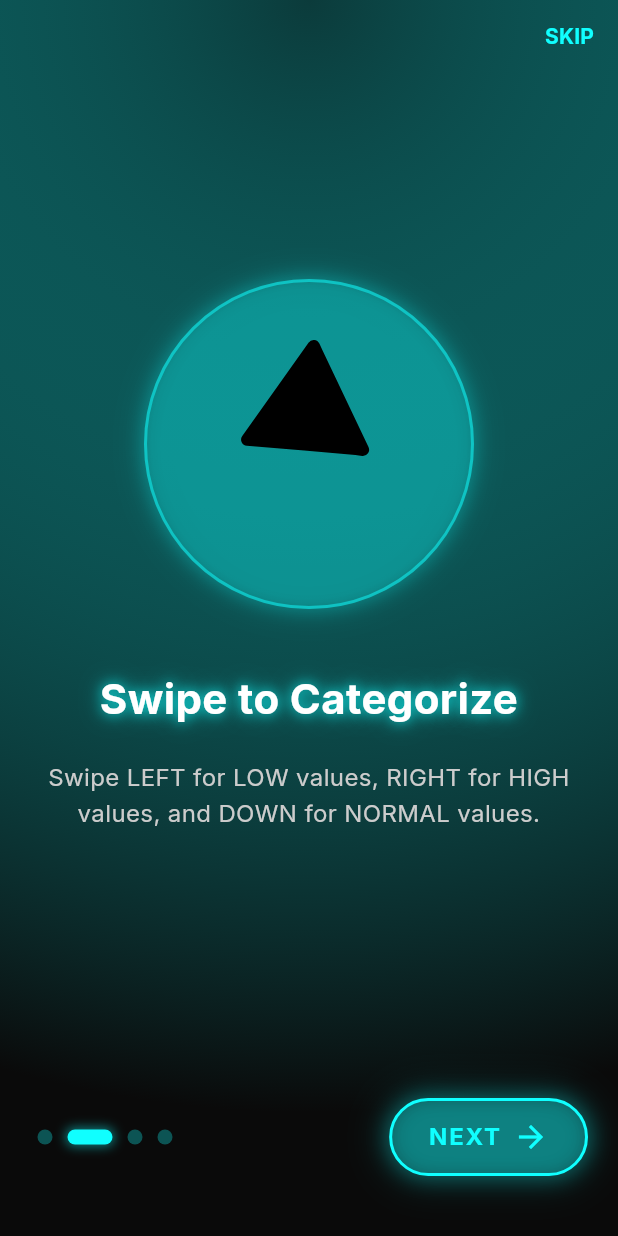
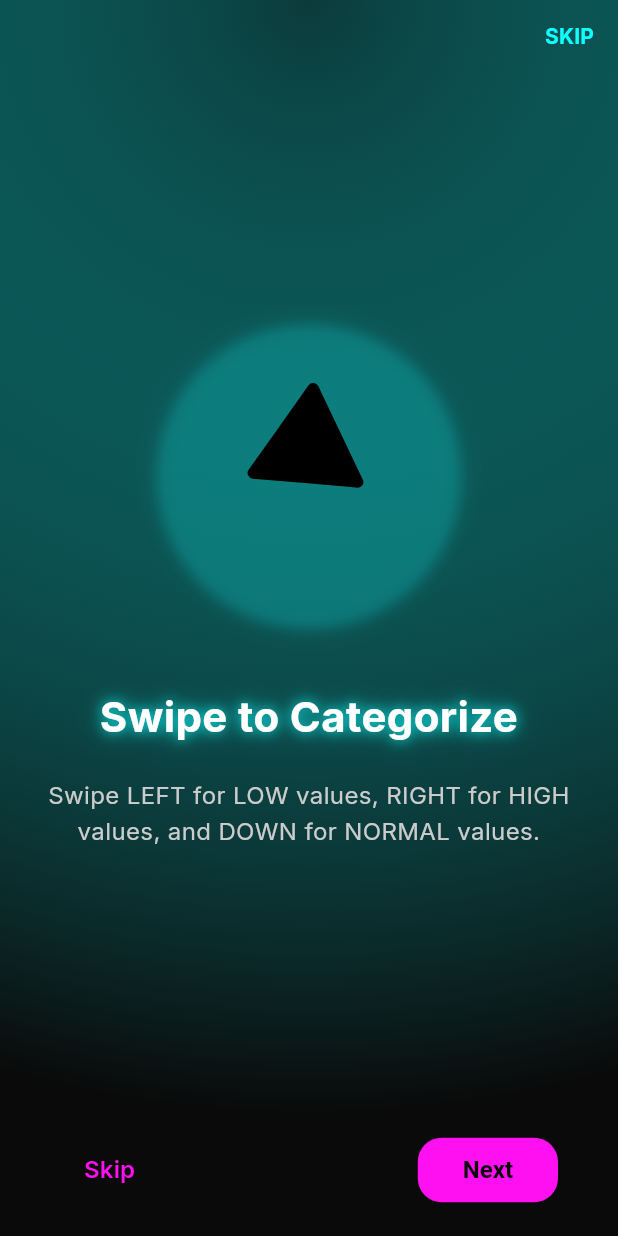
Before and after one commit to WarriorSushi/MedStreak-v2.0, a Flutter app: the screen it shows after launch, swiped to page 2, on a phone screen of 412 x 824 dp. Run offline on Flutter 3.47's test engine with Material 3 defaults, Android fonts, the phone set to English and light mode, and no system bars; our stand-ins replace audioplayers, flutter_riverpod, go_router, google_fonts, lottie, shared_preferences.

Commit message:
Fix onboarding flow bugs: Rewrite onboarding screen with proper imports and structure, implement persistent onboarding completion check, add router refresh on completion

```diff
--- a/lib/main.dart
+++ b/lib/main.dart
@@ -14,12 +14,19 @@
 import 'services/game_service.dart';
 import 'utils/theme.dart';
 
-// Define the router configuration
+// Simple direct provider for router configuration
 final routerProvider = Provider<GoRouter>((ref) {
+  // Create a direct reference to the storage service to check onboarding status
+  // This ensures we're always getting the latest value from storage
   final userProfile = ref.watch(userProfileProvider);
 
+  // Create a refresh notifier to force router refresh when needed
+  final refreshNotifier = ref.watch(routerRefreshProvider);
+
   return GoRouter(
+    refreshListenable: refreshNotifier, // Add refresh listener
     initialLocation: '/splash',
+    debugLogDiagnostics: true,
     routes: [
       GoRoute(
         path: '/splash',
@@ -50,22 +57,46 @@
         builder: (context, state) => const SoundTestScreen(),
       ),
     ],
+    // Improved redirect logic with direct storage check
     redirect: (context, state) {
-      // Handle redirections based on app state
-      if (state.fullPath == '/splash') {
-        return null; // Don't redirect splash screen
+      // Always allow splash screen
+      if (state.fullPath == '/splash') return null;
+
+      // Get onboarding status from both the provider and directly from storage
+      // This ensures we have the most up-to-date value
+      final hasCompletedOnboarding = userProfile.hasCompletedOnboarding;
+
+      // Also check storage directly as a backup
+      final onboardingCompleted = StorageService.isOnboardingCompleted();
+
+      print('ROUTER: Path=${state.fullPath}, onboarding from provider=$hasCompletedOnboarding, from storage=$onboardingCompleted');
+
+      // Use either source - if either says onboarding is complete, consider it complete
+      final isOnboardingComplete = hasCompletedOnboarding || onboardingCompleted;
+
+      // Simple redirect logic
+      if (!isOnboardingComplete) {
+        // Not completed onboarding - only allow onboarding screen
+        return state.fullPath != '/onboarding' ? '/onboarding' : null;
+      } else {
+        // Completed onboarding - don't allow going back to onboarding
+        return state.fullPath == '/onboarding' ? '/menu' : null;
       }
-
-      // If user hasn't completed onboarding, redirect to onboarding
-      if (!userProfile.hasCompletedOnboarding &&
-          state.fullPath != '/onboarding') {
-        return '/onboarding';
-      }
-
-      return null; // No redirection needed
     },
   );
 });
+
+// Add a refresh notifier to force router refresh when needed
+final routerRefreshProvider = ChangeNotifierProvider<RouterRefreshNotifier>((ref) {
+  return RouterRefreshNotifier();
+});
+
+// Simple notifier to force router refresh
+class RouterRefreshNotifier extends ChangeNotifier {
+  void refresh() {
+    notifyListeners();
+  }
+}
 
 void main() async {
   WidgetsFlutterBinding.ensureInitialized();
--- a/lib/screens/onboarding_screen.dart
+++ b/lib/screens/onboarding_screen.dart
@@ -1,8 +1,10 @@
 import 'package:flutter/material.dart';
 import 'package:flutter_riverpod/flutter_riverpod.dart';
+import 'package:go_router/go_router.dart';
 import 'package:lottie/lottie.dart';
 import '../utils/theme.dart';
 import '../notifiers/user_profile_notifier.dart';
+import '../main.dart'; // Import for routerRefreshProvider
 
 class OnboardingScreen extends ConsumerStatefulWidget {
   const OnboardingScreen({Key? key}) : super(key: key);
@@ -11,9 +13,25 @@
   ConsumerState<OnboardingScreen> createState() => _OnboardingScreenState();
 }
 
+// Define OnboardingPage class at the top level before it's used
+class OnboardingPage {
+  final String title;
+  final String description;
+  final String animation;
+  final Color color;
+
+  OnboardingPage({
+    required this.title,
+    required this.description,
+    required this.animation,
+    required this.color,
+  });
+}
+
 class _OnboardingScreenState extends ConsumerState<OnboardingScreen> {
   final PageController _pageController = PageController();
   int _currentPage = 0;
+  bool _isLoading = false;
 
   final List<OnboardingPage> _pages = [
     OnboardingPage(
@@ -76,7 +94,7 @@
                 Align(
                   alignment: Alignment.topRight,
                   child: TextButton(
-                    onPressed: _completeOnboarding,
+                    onPressed: _isLoading ? null : _completeOnboarding,
                     child: Text(
                       'SKIP',
                       style: TextStyle(
@@ -103,71 +121,8 @@
                   ),
                 ),
 
-                // Page indicator and next button
-                Container(
-                  padding: const EdgeInsets.symmetric(vertical: 40, horizontal: 20),
-                  child: Row(
-                    mainAxisAlignment: MainAxisAlignment.spaceBetween,
-                    children: [
-                      // Page indicators
-                      Row(
-                        children: List.generate(
-                          _pages.length,
-                          (index) => _buildPageIndicator(index),
-                        ),
-                      ),
-
-                      // Next/Done button
-                      GestureDetector(
-                        onTap: () {
-                          if (_currentPage == _pages.length - 1) {
-                            _completeOnboarding();
-                          } else {
-                            _pageController.nextPage(
-                              duration: const Duration(milliseconds: 500),
-                              curve: Curves.ease,
-                            );
-                          }
-                        },
-                        child: Container(
-                          padding: const EdgeInsets.symmetric(horizontal: 24, vertical: 12),
-                          decoration: BoxDecoration(
-                            color: _pages[_currentPage].color.withOpacity(0.2),
-                            borderRadius: BorderRadius.circular(30),
-                            border: Border.all(
-                              color: _pages[_currentPage].color,
-                              width: 2,
-                            ),
-                            boxShadow: AppTheme.neonShadow(
-                              _pages[_currentPage].color,
-                              intensity: 0.5,
-                            ),
-                          ),
-                          child: Row(
-                            children: [
-                              Text(
-                                _currentPage == _pages.length - 1 ? 'START' : 'NEXT',
-                                style: TextStyle(
-                                  color: _pages[_currentPage].color,
-                                  fontWeight: FontWeight.bold,
-                                  fontSize: 16,
-                                  letterSpacing: 1.2,
-                                ),
-                              ),
-                              const SizedBox(width: 8),
-                              Icon(
-                                _currentPage == _pages.length - 1
-                                    ? Icons.check_circle
-                                    : Icons.arrow_forward,
-                                color: _pages[_currentPage].color,
-                              ),
-                            ],
-                          ),
-                        ),
-                      ),
-                    ],
-                  ),
-                ),
+                // Bottom buttons
+                _buildBottomButtons(),
               ],
             ),
           ),
@@ -178,27 +133,27 @@
 
   Widget _buildPage(OnboardingPage page) {
     return Padding(
-      padding: const EdgeInsets.symmetric(horizontal: 24),
+      padding: const EdgeInsets.symmetric(horizontal: 30),
       child: Column(
         mainAxisAlignment: MainAxisAlignment.center,
         children: [
           // Animation
           Container(
-            height: 220,
-            width: 220,
+            height: 200,
+            width: 200,
             decoration: BoxDecoration(
               shape: BoxShape.circle,
-              color: page.color.withOpacity(0.1),
-              border: Border.all(
-                color: page.color.withOpacity(0.5),
-                width: 2,
+              boxShadow: AppTheme.neonShadow(
+                page.color,
+                intensity: 0.3,
               ),
-              boxShadow: AppTheme.neonShadow(page.color, intensity: 0.4),
             ),
+            child: Padding(
               padding: const EdgeInsets.all(24),
               child: Lottie.asset(
                 page.animation,
                 fit: BoxFit.contain,
+              ),
             ),
           ),
           const SizedBox(height: 40),
@@ -240,54 +195,96 @@
     );
   }
 
-  Widget _buildPageIndicator(int index) {
-    bool isActive = index == _currentPage;
-    return AnimatedContainer(
+  Widget _buildBottomButtons() {
+    return Padding(
+      padding: const EdgeInsets.symmetric(horizontal: 40, vertical: 20),
+      child: Row(
+        mainAxisAlignment: MainAxisAlignment.spaceBetween,
+        children: [
+          if (_currentPage < _pages.length - 1)
+            TextButton(
+              onPressed: _isLoading ? null : () {
+                print('DEBUG: Skip button tapped');
+                _completeOnboarding();
+              },
+              child: _isLoading
+                ? const SizedBox(width: 16, height: 16, child: CircularProgressIndicator(strokeWidth: 2))
+                : const Text('Skip', style: TextStyle(fontSize: 16)),
+            )
+          else
+            const SizedBox.shrink(),
+          ElevatedButton(
+            onPressed: _isLoading ? null : () {
+              print('DEBUG: Next/Start button tapped');
+              if (_currentPage < _pages.length - 1) {
+                _pageController.nextPage(
                   duration: const Duration(milliseconds: 300),
-      margin: const EdgeInsets.symmetric(horizontal: 5),
-      height: 10,
-      width: isActive ? 30 : 10,
-      decoration: BoxDecoration(
-        color: isActive
-            ? _pages[_currentPage].color
-            : _pages[_currentPage].color.withOpacity(0.3),
-        borderRadius: BorderRadius.circular(5),
-        boxShadow: isActive
-            ? [
-                BoxShadow(
-                  color: _pages[_currentPage].color.withOpacity(0.5),
-                  blurRadius: 6,
-                  spreadRadius: 1,
+                  curve: Curves.easeInOut,
+                );
+              } else {
+                _completeOnboarding();
+              }
+            },
+            style: ElevatedButton.styleFrom(
+              padding: const EdgeInsets.symmetric(horizontal: 30, vertical: 12),
             ),
-              ]
-            : null,
+            child: _isLoading && _currentPage == _pages.length - 1
+              ? const SizedBox(width: 16, height: 16, child: CircularProgressIndicator(strokeWidth: 2))
+              : Text(
+                  _currentPage < _pages.length - 1 ? 'Next' : 'Start',
+                  style: const TextStyle(fontSize: 16),
+                ),
+          ),
+        ],
       ),
     );
   }
 
-  void _completeOnboarding() {
-    // Mark onboarding as completed and navigate to main menu
-    // Set the hasCompletedOnboarding flag to true
-    final currentProfile = ref.read(userProfileProvider);
-    // Create an updated profile with completed onboarding flag
-    final updatedProfile = currentProfile.copyWith(hasCompletedOnboarding: true);
-    // Update the profile state with the updated profile
-    ref.read(userProfileProvider.notifier).updateSettings(updatedProfile.settings);
+  void _completeOnboarding() async {
+    if (_isLoading) {
+      print('DEBUG: Already processing onboarding completion, ignoring tap');
+      return; // Prevent multiple taps
+    }
 
-    Navigator.of(context).pushReplacementNamed('/menu');
+    setState(() => _isLoading = true);
+    print('DEBUG: Completing onboarding...');
+
+    try {
+      // Use the simplified method to directly update the state
+      final notifier = ref.read(userProfileProvider.notifier);
+
+      // Update state first
+      notifier.setOnboardingCompleted();
+      print('DEBUG: Onboarding state updated in memory');
+
+      // Save profile and wait for it to complete
+      await notifier.saveProfile();
+      print('DEBUG: Profile saved successfully');
+
+      // Force router refresh by notifying the router refresh provider
+      ref.read(routerRefreshProvider.notifier).refresh();
+
+      // Add a small delay to ensure the router has time to process the refresh
+      await Future.delayed(const Duration(milliseconds: 100));
+
+      // Navigate after saving is complete
+      if (mounted) {
+        print('DEBUG: Navigating to /menu');
+        // Use pushReplacement to force a complete navigation
+        context.pushReplacement('/menu');
+      }
+    } catch (e) {
+      print('ONBOARDING EXCEPTION: $e');
+      if (mounted) {
+        setState(() => _isLoading = false);
+        // Show error to user
+        ScaffoldMessenger.of(context).showSnackBar(
+          SnackBar(content: Text('Error completing onboarding. Please try again.'))
+        );
+      }
+    } finally {
+      // Ensure loading state is reset
+      if (mounted) setState(() => _isLoading = false);
     }
   }
-
-class OnboardingPage {
-  final String title;
-  final String description;
-  final String animation;
-  final Color color;
-
-  OnboardingPage({
-    required this.title,
-    required this.description,
-    required this.animation,
-    required this.color,
-  });
 }
```
Also changed, not shown: lib/services/storage_service.dart (+191 -28 lines). Lines whose indentation alone changed are shown as unchanged.
